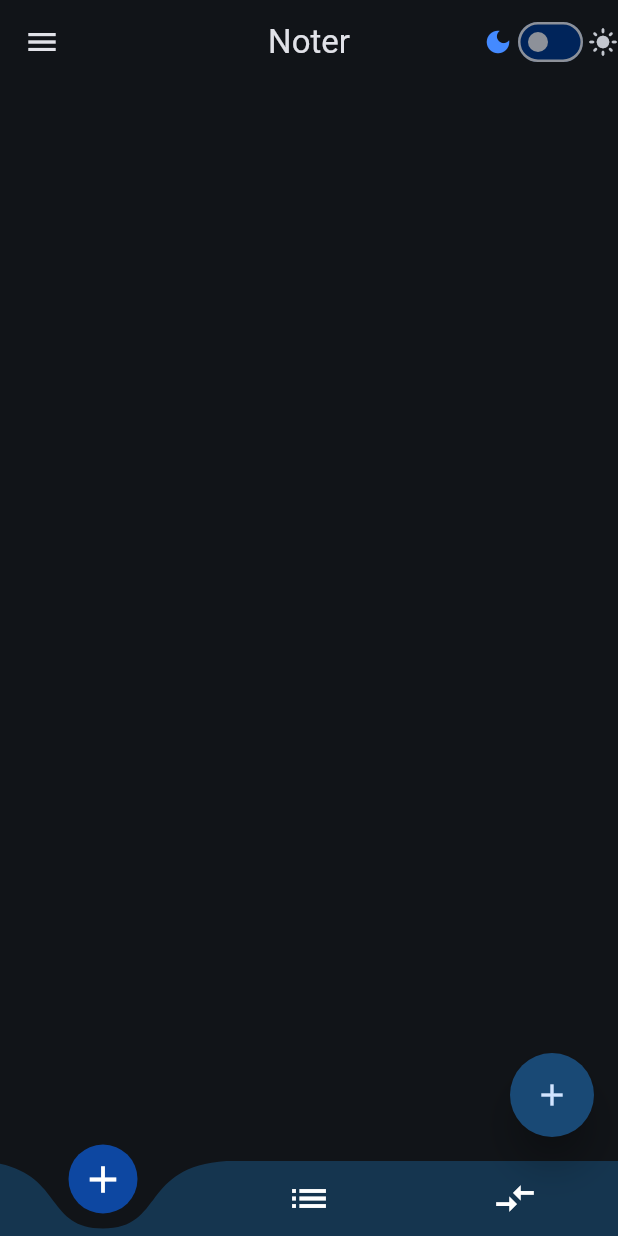
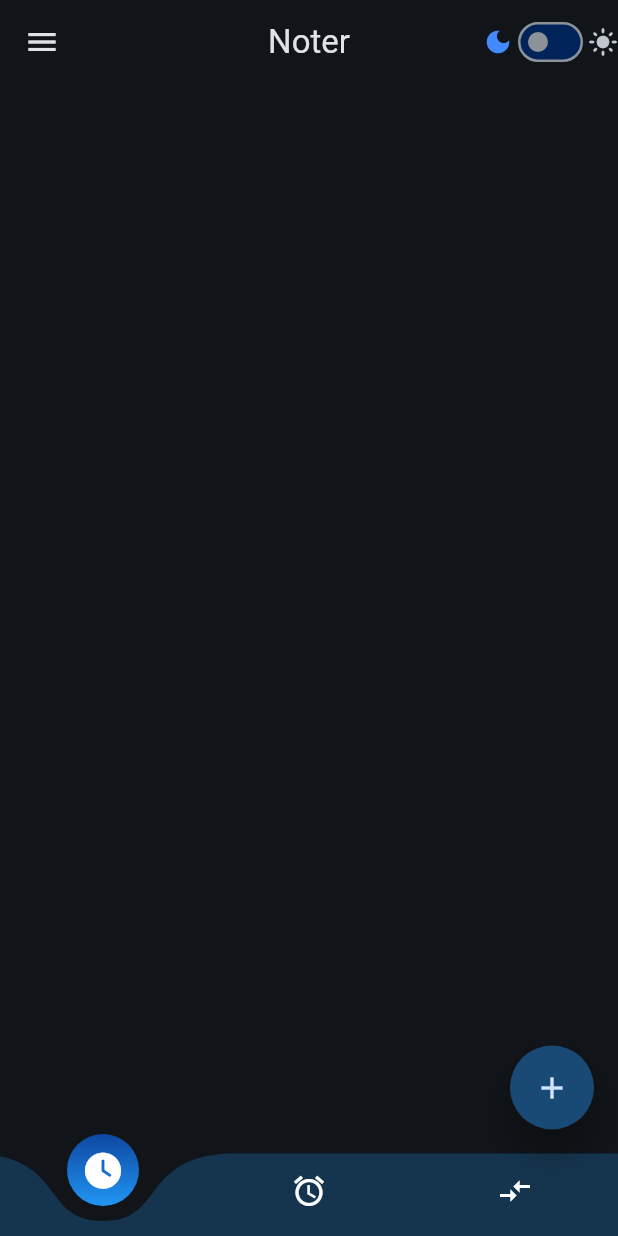
Before and after one commit to Samarth-Ashish/noteit, a Flutter app: the screen it shows after launch, on a phone screen of 412 x 824 dp. Run offline on Flutter 3.47's test engine with Material 3 defaults, Android fonts, the phone set to English and light mode, and no system bars; our stand-ins replace bordered_text, font_awesome_flutter, glass_kit, shared_preferences.

Commit message:
revised border colors

```diff
--- a/lib/modified_packages/curved_navigation_bar_modified/curved_navigation_bar_modified.dart
+++ b/lib/modified_packages/curved_navigation_bar_modified/curved_navigation_bar_modified.dart
@@ -29,8 +29,7 @@ class CurvedNavigationBar extends StatefulWidget {
     this.animationDuration = const Duration(milliseconds: 600),
     this.height = 75.0,
   })  : letIndexChange = letIndexChange ?? ((_) => true),
-        assert(items != null),
-        assert(items.length >= 1),
+        assert(items.isNotEmpty),
         assert(0 <= index && index < items.length),
         assert(0 <= height && height <= 75.0),
         super(key: key);
@@ -107,12 +106,33 @@ class CurvedNavigationBarState extends State<CurvedNavigationBar> with SingleTic
                   0,
                   -(1 - _buttonHide) * 80,
                 ),
-                child: Material(
-                  color: widget.buttonBackgroundColor ?? widget.color,
-                  type: MaterialType.circle,
-                  child: Padding(
-                    padding: const EdgeInsets.all(8.0),
-                    child: _icon,
+                // child: Material(
+                //   color: widget.buttonBackgroundColor ?? widget.color,
+                //   type: MaterialType.circle,
+                //   child: Padding(
+                //     padding: const EdgeInsets.all(8.0),
+                //     child: _icon,
+                //   ),
+                // ),
+                child: DecoratedBox(
+                  decoration: BoxDecoration(
+                      shape: BoxShape.circle,
+                      gradient: LinearGradient(
+                        begin: Alignment.topCenter,
+                        end: Alignment.bottomCenter,
+                        colors: [Colors.blue.shade900, Colors.blue],
+                      ),
+                      // gradient: SweepGradient(colors: [Colors.blue,Colors.blue.shade900,Colors.blue,])
+                      //
+                      // borderRadius: BorderRadius.circular(5.0), // Adjust as needed
+                      ),
+                  child: Material(
+                    // type: MaterialType.circle,
+                    type: MaterialType.transparency,
+                    child: Padding(
+                      padding: const EdgeInsets.all(12.0), // default : 8
+                      child: _icon,
+                    ),
                   ),
                 ),
               ),
--- a/lib/pages/homepage.dart
+++ b/lib/pages/homepage.dart
@@ -1,7 +1,6 @@
 import 'package:flutter/material.dart';
 import 'dart:ui';
 
-import 'package:animated_bottom_navigation_bar/animated_bottom_navigation_bar.dart';
 // import 'package:curved_navigation_bar/curved_navigation_bar.dart';
 import '../modified_packages/curved_navigation_bar_modified/curved_navigation_bar_modified.dart';
 import 'package:font_awesome_flutter/font_awesome_flutter.dart';
@@ -29,6 +28,7 @@ class _HomePageState extends State<HomePage> {
 
     return SafeArea(
       child: Scaffold(
+        drawer: appDrawer(context),
         extendBodyBehindAppBar: true,
         appBar: AppBar(
           // backgroundColor: (context.read<ThemeProvider>().isThemeDark ? Colors.black : Colors.white).withOpacity(appBarOpacity),
@@ -50,7 +50,17 @@ class _HomePageState extends State<HomePage> {
           actions: themeSwitchWithIcons(context),
           centerTitle: true,
         ),
+        //
         body: reminderListViewBuilder(context),
+        floatingActionButton: FloatingActionButton(
+          elevation: 10,
+          shape: const CircleBorder(),
+          onPressed: () {
+            // showModal(context);
+            showNewReminderCreationDialog(context);
+          },
+          child: const Icon(Icons.add),
+        ),
         //
         extendBody: true,
         bottomNavigationBar: CurvedNavigationBar(
@@ -58,18 +68,22 @@ class _HomePageState extends State<HomePage> {
           backgroundColor: Colors.transparent,
           color: Colors.blue.withOpacity(0.25),
           animationDuration: const Duration(milliseconds: 350),
-          height: 50,
+          height: 55,
           items: const [
-            Icon(Icons.add, size: 30),
-            Icon(Icons.list, size: 30),
-            Icon(Icons.compare_arrows, size: 30),
+            FaIcon(FontAwesomeIcons.solidClock),
+            // Icon(Icons.home),
+            Icon(Icons.alarm),
+            Icon(Icons.compare_arrows),
           ],
-          onTap: (index) {
-            //Handle button tap
-          },
+          onTap: (index) {},
         ),
         //
-        drawer: Drawer(
+      ),
+    );
+  }
+
+  Drawer appDrawer(BuildContext context) {
+    return Drawer(
       child: ListView(
         padding: const EdgeInsets.all(0),
         children: [
@@ -184,18 +198,6 @@ class _HomePageState extends State<HomePage> {
           // )
         ],
       ),
-        ),
-        floatingActionButton: FloatingActionButton(
-          elevation: 10,
-          shape: const CircleBorder(),
-          onPressed: () {
-            // showModal(context);
-            showNewReminderCreationDialog(context);
-          },
-          // tooltip: 'Add new note',
-          child: const Icon(Icons.add),
-        ),
-      ),
     );
   }
 
@@ -203,18 +205,11 @@ class _HomePageState extends State<HomePage> {
     debugPrint('=====\n LISTVIEW BUILT \n=====\n');
     return ListView.builder(
       cacheExtent: 9999,
-      // physics: (isBouncingPhysics) ? const BouncingScrollPhysics() : null,
-      // addAutomaticKeepAlives: true,
-      // shrinkWrap: true,
-      // physics: const NeverScrollableScrollPhysics(),
       physics: const BouncingScrollPhysics(),
-      // itemCount: list.lists.length,
       itemCount: context.select((ListsProvider L) => L.lists.length),
       itemBuilder: (context, index) {
         debugPrint('item $index built--');
         final item = context.read<ListsProvider>().lists[index];
-        // final item = list.lists[index];
-        // final item =
         return reminderFrostedContainerFromItem(item);
       },
     );
@@ -624,35 +619,37 @@ class _HomePageState extends State<HomePage> {
   Widget reminderFrostedContainerFromItem(Map<String, dynamic> item, {isFrosted = false}) {
     debugPrint('Reminder ${item['colorIndex']} built');
 
+    const double brightness = .1;
     return Stack(
       // alignment: Alignment.bottomRight,
       children: [
         Padding(
           padding: const EdgeInsets.only(bottom: 15),
           child: GlassContainer.frostedGlass(
-            // gradient: LinearGradient(
-            //   begin: Alignment.topCenter,
-            //   end: Alignment.bottomCenter,
-            //   colors: [
-            //     context
-            //         .read<ThemeProvider>()
-            //         .colorOfThemeBrightness(
-            //           (item['colorIndex'] == null) ? null : context.read<ListsProvider>().colorList[item['colorIndex']],
-            //           .2,
-            //           Colors.grey,
-            //         )!
-            //         .withOpacity(0.6),
-            //     context
-            //         .read<ThemeProvider>()
-            //         .colorOfThemeBrightness(
-            //           (item['colorIndex'] == null) ? null : context.read<ListsProvider>().colorList[item['colorIndex']],
-            //           .2,
-            //           Colors.grey,
-            //         )!
-            //         .withOpacity(1),
-            //   ],
-            //   //
-            // ),
+            //*
+            gradient: LinearGradient(
+              begin: Alignment.topCenter,
+              end: Alignment.bottomCenter,
+              colors: [
+                context
+                    .read<ThemeProvider>()
+                    .colorOfThemeBrightness(
+                      (item['colorIndex'] == null) ? null : context.read<ListsProvider>().colorList[item['colorIndex']],
+                      brightness,
+                      Colors.grey,
+                    )!
+                    .withOpacity(0.5),
+                context
+                    .read<ThemeProvider>()
+                    .colorOfThemeBrightness(
+                      (item['colorIndex'] == null) ? null : context.read<ListsProvider>().colorList[item['colorIndex']],
+                      brightness,
+                      Colors.grey,
+                    )!
+                    .withOpacity(0.8),
+              ],
+              //
+            ),
             //
             // color: context
             //     .read<ThemeProvider>()
@@ -663,9 +660,10 @@ class _HomePageState extends State<HomePage> {
             //     )!
             //     .withOpacity(0.5),
             //
-            color: (item['colorIndex'] == null) ? null : context.read<ListsProvider>().colorList[item['colorIndex']].withOpacity(0.5),
+            // color: (item['colorIndex'] == null) ? null : context.read<ListsProvider>().colorList[item['colorIndex']].withOpacity(0.5),
             // blur: 15.0,
             frostedOpacity: 0.4, //0.2
+            //*
             margin: const EdgeInsets.all(5),
             borderRadius: BorderRadius.circular(25),
             borderWidth: 0,
--- a/pubspec.yaml
+++ b/pubspec.yaml
@@ -44,8 +44,7 @@ dependencies:
   intl: ^0.18.1
   glass_kit: ^3.0.0
   bordered_text: ^2.0.0
-  curved_navigation_bar: ^1.0.3
-  animated_bottom_navigation_bar: ^1.3.3
+
 
 
 dev_dependencies:
```
Also changed, not shown: lib/pages/reminder_widgets.dart (+35 -19 lines), pubspec.lock. Lines whose indentation alone changed are shown as unchanged.
